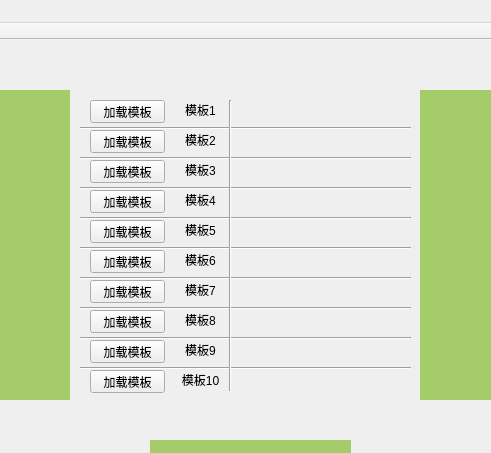
The window that Lens_Ring/mainwindow.ui (MacavityT/LensRing) describes before a commit, drawn with Qt 5; both pictures show x 430 to 921 and y 0 to 453 of the 1366 by 768 pixel window.
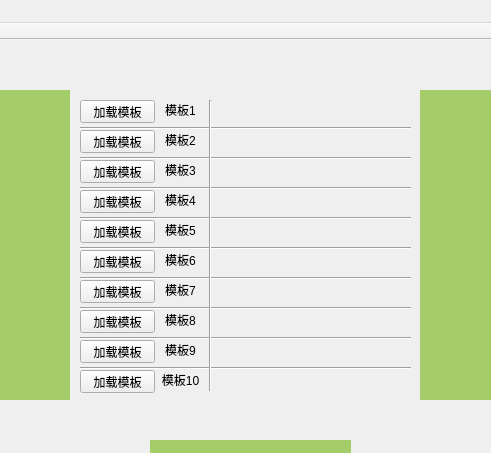
The same window after the commit.

Diff of the .ui file:
```diff
--- a/Lens_Ring/mainwindow.ui
+++ b/Lens_Ring/mainwindow.ui
@@ -177,7 +177,7 @@
    <widget class="QPushButton" name="load_model_1">
     <property name="geometry">
      <rect>
-      <x>520</x>
+      <x>510</x>
       <y>60</y>
       <width>75</width>
       <height>23</height>
@@ -193,7 +193,7 @@
    <widget class="QLabel" name="label_5">
     <property name="geometry">
      <rect>
-      <x>610</x>
+      <x>590</x>
       <y>60</y>
       <width>41</width>
       <height>20</height>
@@ -209,9 +209,9 @@
    <widget class="QLabel" name="disp_path1">
     <property name="geometry">
      <rect>
-      <x>660</x>
+      <x>640</x>
       <y>60</y>
-      <width>181</width>
+      <width>200</width>
       <height>20</height>
      </rect>
     </property>
@@ -225,9 +225,9 @@
    <widget class="QLabel" name="disp_path2">
     <property name="geometry">
      <rect>
-      <x>660</x>
+      <x>640</x>
       <y>90</y>
-      <width>181</width>
+      <width>200</width>
       <height>20</height>
      </rect>
     </property>
@@ -241,7 +241,7 @@
    <widget class="QLabel" name="label_8">
     <property name="geometry">
      <rect>
-      <x>610</x>
+      <x>590</x>
       <y>90</y>
       <width>41</width>
       <height>20</height>
@@ -257,7 +257,7 @@
    <widget class="QPushButton" name="load_model_2">
     <property name="geometry">
      <rect>
-      <x>520</x>
+      <x>510</x>
       <y>90</y>
       <width>75</width>
       <height>23</height>
@@ -273,7 +273,7 @@
    <widget class="QPushButton" name="load_model_3">
     <property name="geometry">
      <rect>
-      <x>520</x>
+      <x>510</x>
       <y>120</y>
       <width>75</width>
       <height>23</height>
@@ -289,9 +289,9 @@
    <widget class="QLabel" name="disp_path3">
     <property name="geometry">
      <rect>
-      <x>660</x>
+      <x>640</x>
       <y>120</y>
-      <width>181</width>
+      <width>200</width>
       <height>20</height>
      </rect>
     </property>
@@ -305,7 +305,7 @@
    <widget class="QLabel" name="label_10">
     <property name="geometry">
      <rect>
-      <x>610</x>
+      <x>590</x>
       <y>120</y>
       <width>41</width>
       <height>20</height>
@@ -321,7 +321,7 @@
    <widget class="QLabel" name="label_11">
     <property name="geometry">
      <rect>
-      <x>610</x>
+      <x>590</x>
       <y>150</y>
       <width>41</width>
       <height>20</height>
@@ -337,9 +337,9 @@
    <widget class="QLabel" name="disp_path4">
     <property name="geometry">
      <rect>
-      <x>660</x>
+      <x>640</x>
       <y>150</y>
-      <width>181</width>
+      <width>200</width>
       <height>20</height>
      </rect>
     </property>
@@ -353,7 +353,7 @@
    <widget class="QPushButton" name="load_model_4">
     <property name="geometry">
      <rect>
-      <x>520</x>
+      <x>510</x>
       <y>150</y>
       <width>75</width>
       <height>23</height>
@@ -369,7 +369,7 @@
    <widget class="QPushButton" name="load_model_5">
     <property name="geometry">
      <rect>
-      <x>520</x>
+      <x>510</x>
       <y>180</y>
       <width>75</width>
       <height>23</height>
@@ -385,9 +385,9 @@
    <widget class="QLabel" name="disp_path5">
     <property name="geometry">
      <rect>
-      <x>660</x>
+      <x>640</x>
       <y>180</y>
-      <width>181</width>
+      <width>200</width>
       <height>20</height>
      </rect>
     </property>
@@ -401,7 +401,7 @@
    <widget class="QLabel" name="label_14">
     <property name="geometry">
      <rect>
-      <x>610</x>
+      <x>590</x>
       <y>180</y>
       <width>41</width>
       <height>20</height>
@@ -417,7 +417,7 @@
    <widget class="QLabel" name="label_15">
     <property name="geometry">
      <rect>
-      <x>610</x>
+      <x>590</x>
       <y>210</y>
       <width>41</width>
       <height>20</height>
@@ -433,7 +433,7 @@
    <widget class="QPushButton" name="load_model_6">
     <property name="geometry">
      <rect>
-      <x>520</x>
+      <x>510</x>
       <y>210</y>
       <width>75</width>
       <height>23</height>
@@ -449,9 +449,9 @@
    <widget class="QLabel" name="disp_path6">
     <property name="geometry">
      <rect>
-      <x>660</x>
+      <x>640</x>
       <y>210</y>
-      <width>181</width>
+      <width>200</width>
       <height>20</height>
      </rect>
     </property>
@@ -465,9 +465,9 @@
    <widget class="QLabel" name="disp_path7">
     <property name="geometry">
      <rect>
-      <x>660</x>
+      <x>640</x>
       <y>240</y>
-      <width>181</width>
+      <width>200</width>
       <height>20</height>
      </rect>
     </property>
@@ -481,7 +481,7 @@
    <widget class="QLabel" name="label_18">
     <property name="geometry">
      <rect>
-      <x>610</x>
+      <x>590</x>
       <y>240</y>
       <width>41</width>
       <height>20</height>
@@ -497,7 +497,7 @@
    <widget class="QPushButton" name="load_model_7">
     <property name="geometry">
      <rect>
-      <x>520</x>
+      <x>510</x>
       <y>240</y>
       <width>75</width>
       <height>23</height>
@@ -513,7 +513,7 @@
    <widget class="QPushButton" name="load_model_8">
     <property name="geometry">
      <rect>
-      <x>520</x>
+      <x>510</x>
       <y>270</y>
       <width>75</width>
       <height>23</height>
@@ -529,9 +529,9 @@
    <widget class="QLabel" name="disp_path8">
     <property name="geometry">
      <rect>
-      <x>660</x>
+      <x>640</x>
       <y>270</y>
-      <width>181</width>
+      <width>200</width>
       <height>20</height>
      </rect>
     </property>
@@ -545,7 +545,7 @@
    <widget class="QLabel" name="label_20">
     <property name="geometry">
      <rect>
-      <x>610</x>
+      <x>590</x>
       <y>270</y>
       <width>41</width>
       <height>20</height>
@@ -561,7 +561,7 @@
    <widget class="QLabel" name="label_21">
     <property name="geometry">
      <rect>
-      <x>610</x>
+      <x>590</x>
       <y>300</y>
       <width>41</width>
       <height>20</height>
@@ -577,7 +577,7 @@
    <widget class="QPushButton" name="load_model_9">
     <property name="geometry">
      <rect>
-      <x>520</x>
+      <x>510</x>
       <y>300</y>
       <width>75</width>
       <height>23</height>
@@ -593,9 +593,9 @@
    <widget class="QLabel" name="disp_path9">
     <property name="geometry">
      <rect>
-      <x>660</x>
+      <x>640</x>
       <y>300</y>
-      <width>181</width>
+      <width>200</width>
       <height>20</height>
      </rect>
     </property>
@@ -609,9 +609,9 @@
    <widget class="QLabel" name="disp_path10">
     <property name="geometry">
      <rect>
-      <x>660</x>
+      <x>640</x>
       <y>330</y>
-      <width>181</width>
+      <width>200</width>
       <height>20</height>
      </rect>
     </property>
@@ -625,7 +625,7 @@
    <widget class="QLabel" name="label_24">
     <property name="geometry">
      <rect>
-      <x>610</x>
+      <x>590</x>
       <y>330</y>
       <width>41</width>
       <height>20</height>
@@ -641,7 +641,7 @@
    <widget class="QPushButton" name="load_model_10">
     <property name="geometry">
      <rect>
-      <x>520</x>
+      <x>510</x>
       <y>330</y>
       <width>75</width>
       <height>23</height>
@@ -774,7 +774,7 @@
    <widget class="Line" name="line_10">
     <property name="geometry">
      <rect>
-      <x>650</x>
+      <x>630</x>
       <y>60</y>
       <width>20</width>
       <height>291</height>
```
Left out of the diff: 5 changed lines with no effect on the pictures.
